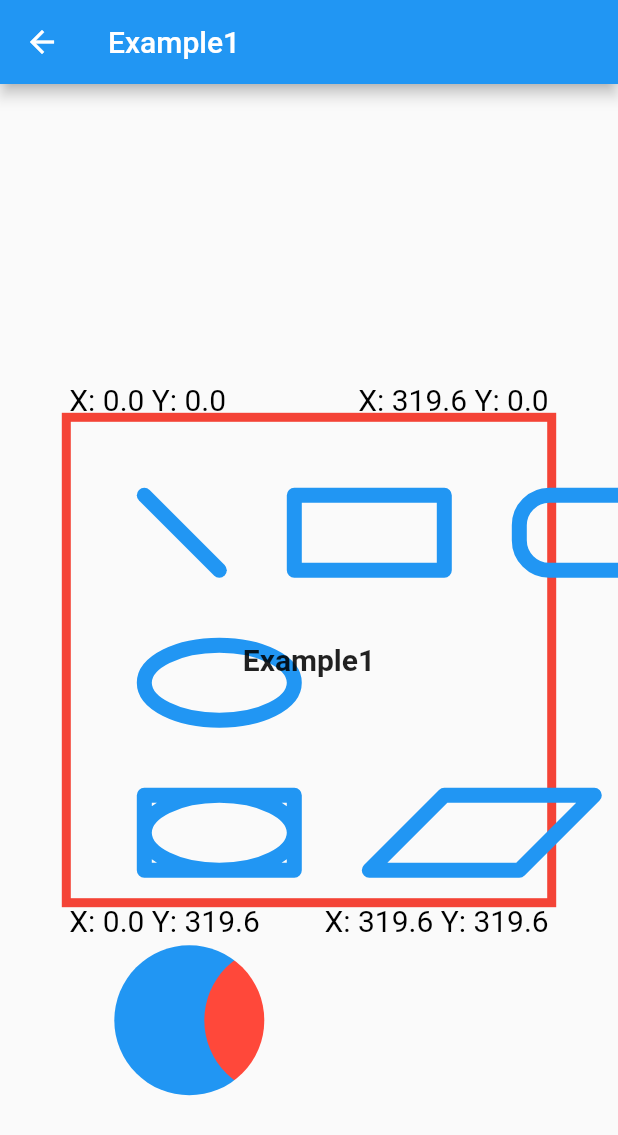
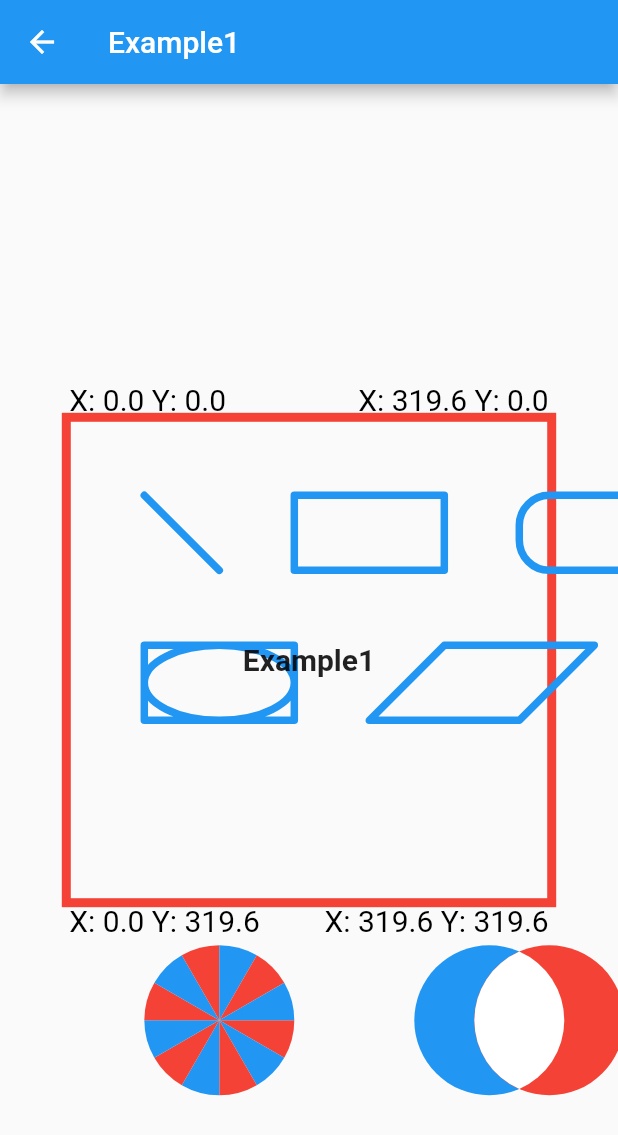
Before and after one commit to alvarobcprado/flutter_custom_painter, a Flutter app: the screen it shows after launch, after a tap on "Example1", on a phone screen of 412 x 824 dp. Shown: the top 1135 px of the screen. Run offline on Flutter 3.47's test engine with Material 2 defaults, Android fonts, the phone set to English and light mode, and no system bars.

Commit message:
feat: add more usecases to example1

```diff
--- a/lib/app/example1.dart
+++ b/lib/app/example1.dart
@@ -1,3 +1,5 @@
+import 'dart:math';
+
 import 'package:flutter/material.dart';
 import 'package:flutter_custom_painter/app/core/sized_painter_box.dart';
 
@@ -39,7 +41,7 @@ class Example1Painter extends CustomPainter {
     ..style = PaintingStyle.stroke
     ..strokeJoin = StrokeJoin.round
     ..strokeCap = StrokeCap.round
-    ..strokeWidth = 10;
+    ..strokeWidth = 5;
 
   void _drawLine(Canvas canvas) {
     const lineP1 = Offset(50, 50);
@@ -65,16 +67,16 @@ class Example1Painter extends CustomPainter {
 
   void _drawOval(Canvas canvas) {
     final ovalRect = Rect.fromPoints(
-      const Offset(50, 150),
-      const Offset(150, 200),
+      const Offset(400, 150),
+      const Offset(500, 200),
     );
     canvas.drawOval(ovalRect, painter);
   }
 
   void _drawShapePath(Canvas canvas) {
     final shapeRect = Rect.fromPoints(
-      const Offset(50, 250),
-      const Offset(150, 300),
+      const Offset(50, 150),
+      const Offset(150, 200),
     );
     final shapePath = Path()
       ..addOval(shapeRect)
@@ -84,30 +86,75 @@ class Example1Painter extends CustomPainter {
 
   void _drawPolygon(Canvas canvas) {
     final polygonPoints = [
-      const Offset(250, 250),
-      const Offset(350, 250),
-      const Offset(300, 300),
-      const Offset(200, 300),
+      const Offset(250, 150),
+      const Offset(350, 150),
+      const Offset(300, 200),
+      const Offset(200, 200),
     ];
     final polygonPath = Path()..addPolygon(polygonPoints, true);
     canvas.drawPath(polygonPath, painter);
   }
 
+  void _drawPizzaShape(Canvas canvas) {
+    final bluePaint = Paint()
+      ..color = Colors.blue
+      ..strokeWidth = 1
+      ..style = PaintingStyle.fill;
+
+    final redPaint = Paint()
+      ..color = Colors.red
+      ..style = PaintingStyle.fill;
+
+    const center = Offset(100, 400);
+    const radius = 50.0;
+
+    const double sliceAngle = 2 * pi / 12;
+
+    for (int i = 0; i < 12; i++) {
+      final startAngle = i * sliceAngle;
+
+      canvas.drawArc(
+        Rect.fromCircle(center: center, radius: radius),
+        startAngle,
+        sliceAngle,
+        true,
+        i.isEven ? redPaint : bluePaint,
+      );
+    }
+  }
+
   void _drawBlendMode(Canvas canvas) {
-    var centerBlue = const Offset(100 - 20, 400);
-    var radius = 50.0;
-    var paintBlue = Paint()
+    const centerBlue = Offset(300 - 20, 400);
+    const radius = 50.0;
+    final paintBlue = Paint()
+      ..colorFilter = const ColorFilter.mode(Colors.blue, BlendMode.dstATop)
       ..color = Colors.blue
       ..style = PaintingStyle.fill;
 
-    var centerRed = const Offset(100 + 40, 400);
-    var paintRed = Paint()
+    const centerRed = Offset(300 + 20, 400);
+    final paintRed = Paint()
       ..color = Colors.red
-      ..style = PaintingStyle.fill
-      ..blendMode = BlendMode.hue;
+      ..style = PaintingStyle.fill;
 
-    canvas.drawCircle(centerBlue, radius, paintBlue);
-    canvas.drawCircle(centerRed, radius, paintRed);
+    final redPath = Path()
+      ..addOval(Rect.fromCircle(center: centerRed, radius: radius));
+
+    final bluePath = Path()
+      ..addOval(Rect.fromCircle(center: centerBlue, radius: radius));
+
+    canvas.drawPath(bluePath, paintBlue);
+    canvas.drawPath(redPath, paintRed);
+
+    final intersectionPath = Path.combine(
+      PathOperation.intersect,
+      redPath,
+      bluePath,
+    );
+
+    canvas.drawPath(
+      intersectionPath,
+      Paint()..color = Colors.white,
+    );
   }
 
   @override
@@ -116,8 +163,9 @@ class Example1Painter extends CustomPainter {
     _drawRect(canvas);
     _drawRRect(canvas);
     _drawOval(canvas);
+    _drawPolygon(canvas);
     _drawShapePath(canvas);
-    _drawPolygon(canvas);
+    _drawPizzaShape(canvas);
     _drawBlendMode(canvas);
   }
 
--- a/pubspec.yaml
+++ b/pubspec.yaml
@@ -4,7 +4,7 @@ publish_to: 'none'
 version: 0.1.0
 
 environment:
-  sdk: '>=3.0.3 <4.0.0'
+  sdk: '>=3.0.0 <4.0.0'
 
 dependencies:
   flutter:
```
Also changed, not shown: pubspec.lock.
